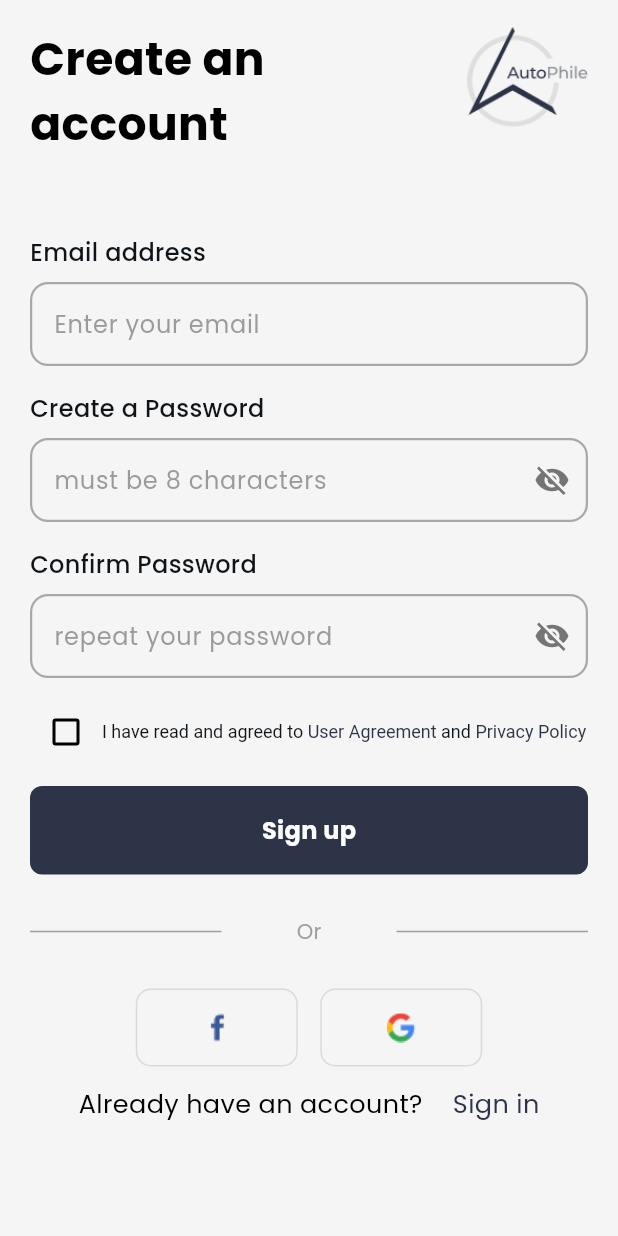
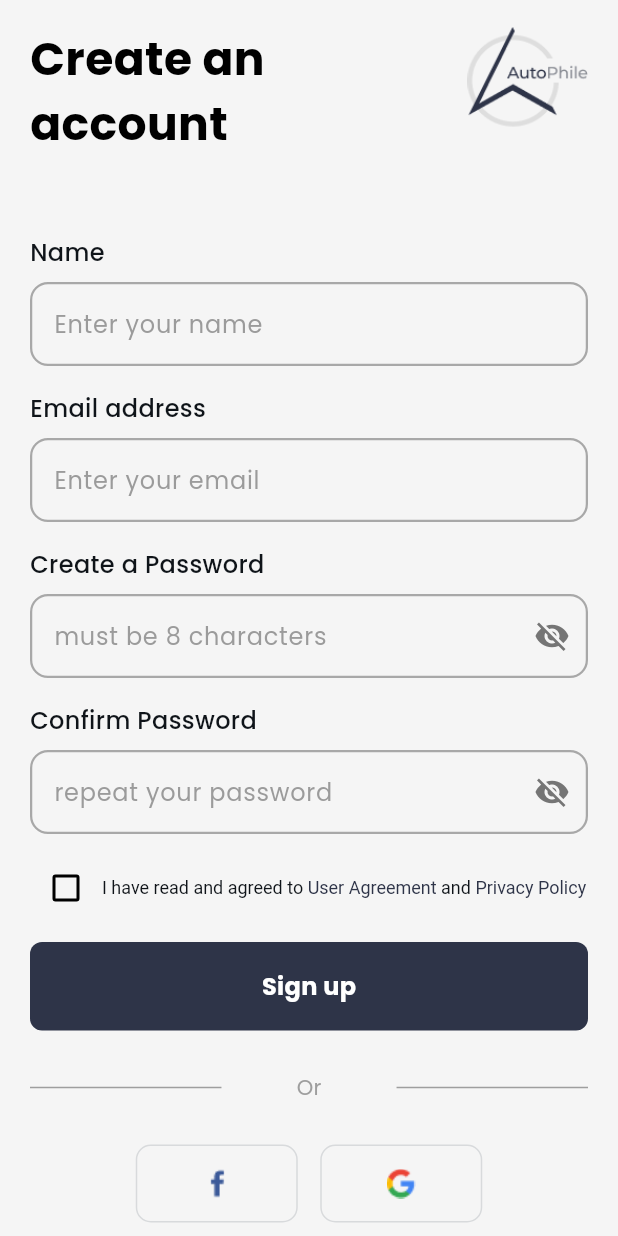
Before and after one commit to BitishaMaharjan/Autophile, a Flutter app: the SignupPage screen opened directly, on a phone screen of 412 x 824 dp. Run offline on Flutter 3.47's test engine with Material 3 defaults, Android fonts, the phone set to English and light mode, and no system bars; our stand-ins replace carousel_slider, cloud_firestore, firebase_auth, firebase_core, firebase_database, flutter_secure_storage and 4 more; missing offline and left inert: bcrypt, camerawesome, email_otp, o3d; accounts and stored records are empty; statements that could not run were skipped; key blocks and very long unbroken strings in the code were emptied for the run.

Commit message:
made name field while registering

```diff
--- a/lib/screens/auth/signup_page.dart
+++ b/lib/screens/auth/signup_page.dart
@@ -23,6 +23,7 @@ class _SignupPageState extends State<SignupPage> {
   TextEditingController emailController = TextEditingController();
   TextEditingController passwordController = TextEditingController();
   TextEditingController confirmPasswordController = TextEditingController();
+  TextEditingController nameController = TextEditingController();
   bool _isChecked=false;
 
   void sendOTP()async{
@@ -94,6 +95,7 @@ class _SignupPageState extends State<SignupPage> {
 
       final newUser = UserModel(
         id: userCredential.user!.uid,
+        name: nameController.text,
         email: emailController.text,
         password: hashedPassword,
       );
@@ -150,6 +152,12 @@ class _SignupPageState extends State<SignupPage> {
                         ],
                       ),
                     SizedBox(height: 39,),
+                    AppTextField(
+                      controller: nameController,
+                      hintText: "Enter your name",
+                      labelText: 'Name',
+                    ),
+                    SizedBox(height: 17,),
                     AppTextField(
                       controller: emailController,
                       hintText: 'Enter your email',
```
